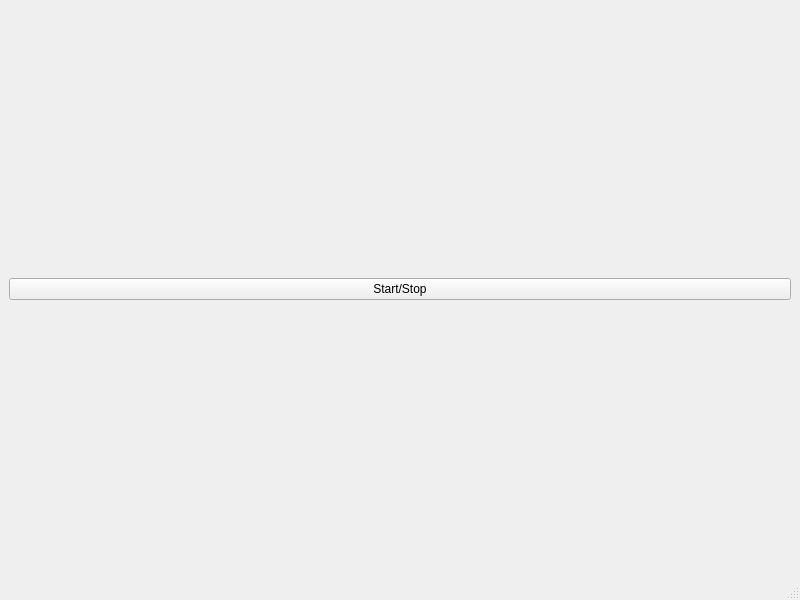
yegorgru/TestTasks, file ScreenAnalyser/mainwindow.ui: the form before one commit.
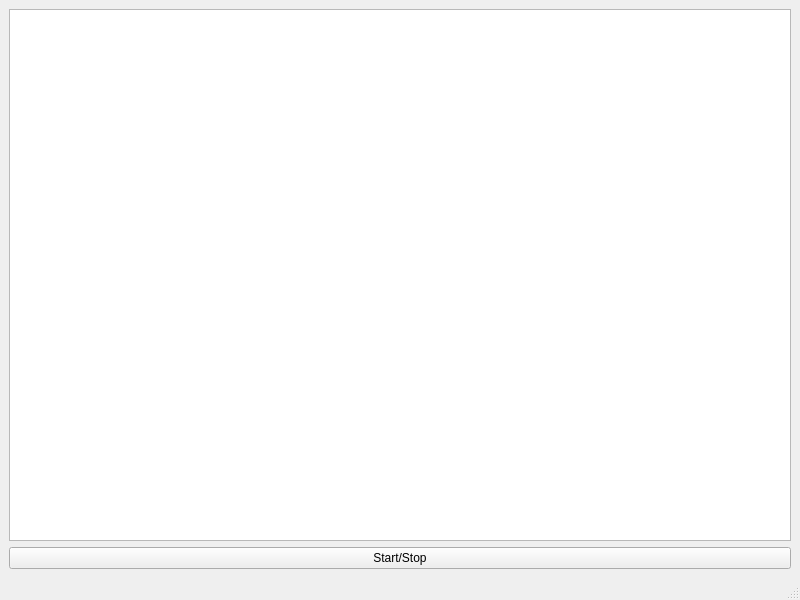
The form after the commit.

Patch:
```diff
--- a/ScreenAnalyser/mainwindow.ui
+++ b/ScreenAnalyser/mainwindow.ui
@@ -15,7 +15,7 @@
   </property>
   <widget class="QWidget" name="centralwidget">
    <layout class="QGridLayout" name="gridLayout">
-    <item row="0" column="0">
+    <item row="1" column="0">
      <widget class="QPushButton" name="startStopButton">
       <property name="text">
        <string>Start/Stop</string>
@@ -25,6 +25,9 @@
       </property>
      </widget>
     </item>
+    <item row="0" column="0">
+     <widget class="QGraphicsView" name="screenshotView"/>
+    </item>
    </layout>
   </widget>
   <widget class="QStatusBar" name="statusbar"/>
```
